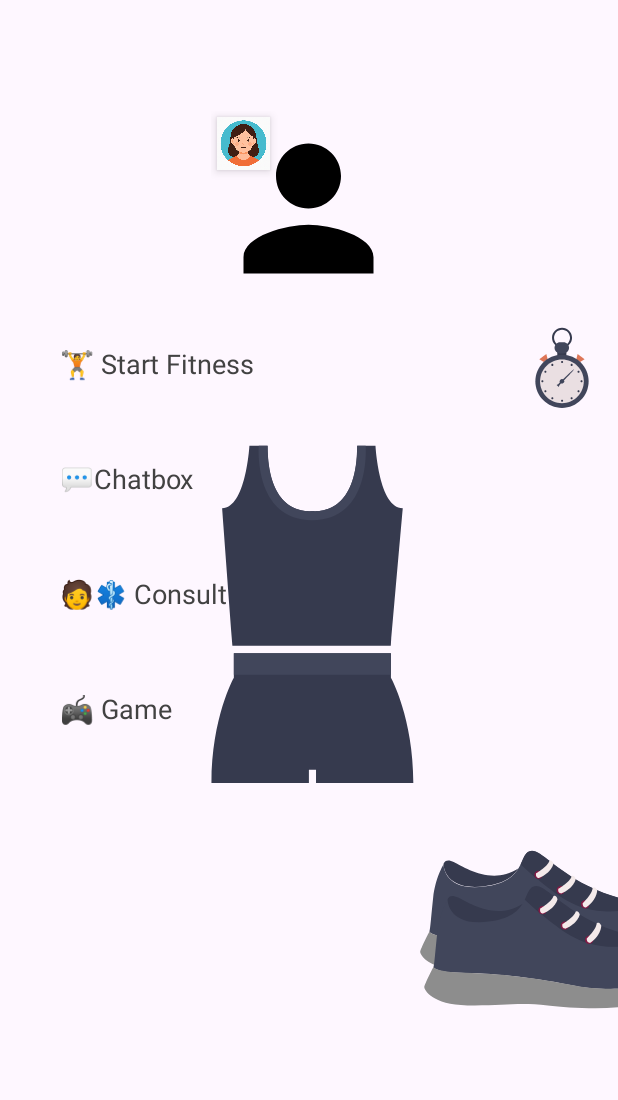
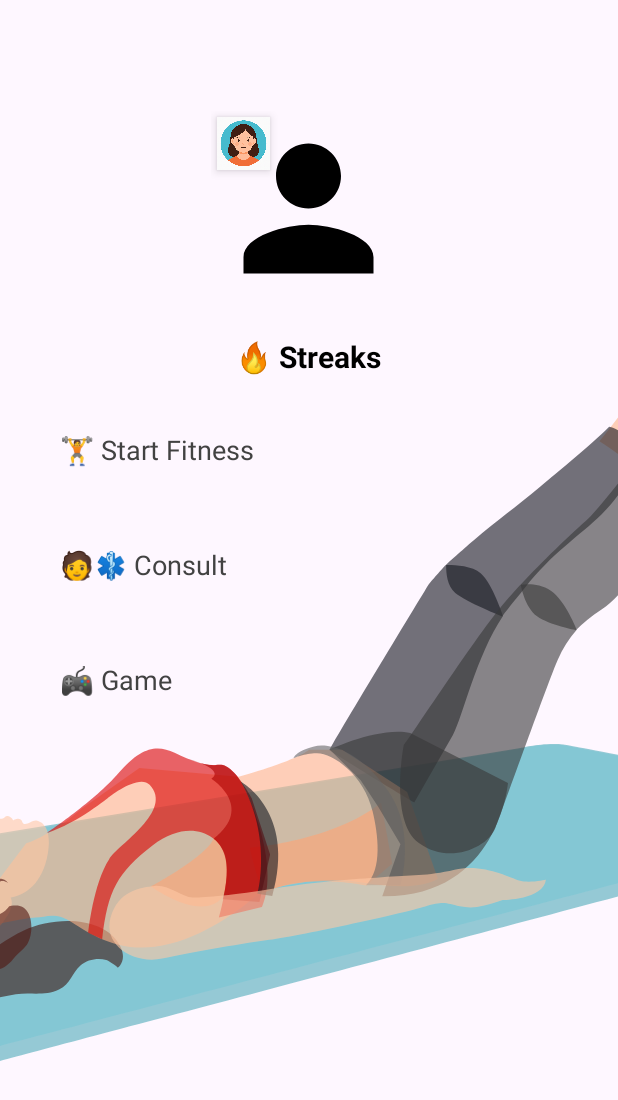
Before and after one commit to drishtisaini/FitU, an Android app: the ProfileActivity screen opened directly, with no data from a screen before it, on a phone screen of 412 x 824 dp. Shown: the top 1100 px of the screen. Run offline under Robolectric (Android 15) with nearby library versions, the light colour scheme and no system bars; our stand-ins replace CircleImageView.

Commit message:
✨ UI updated, animation and streaks added

```diff
--- a/app/src/main/java/com/igdtuw/myapplication/ProfileActivity.kt
+++ b/app/src/main/java/com/igdtuw/myapplication/ProfileActivity.kt
@@ -6,7 +6,6 @@ import android.net.Uri
 import android.os.Bundle
 import android.provider.MediaStore
 import android.widget.TextView
-import android.widget.Button
 import android.widget.ImageView
 import android.widget.Toast
 import androidx.appcompat.app.AppCompatActivity
@@ -27,39 +26,35 @@ class ProfileActivity : AppCompatActivity() {
         editIcon = findViewById(R.id.editIcon)
 
         val startFitnessButton = findViewById<TextView>(R.id.btnfitness)
-        val chatboxButton = findViewById<TextView>(R.id.btnchatbox)
         val consultButton = findViewById<TextView>(R.id.btnconsult)
         val gameButton = findViewById<TextView>(R.id.btngame)
-        val editIcon = findViewById<ImageView>(R.id.editIcon)
+        val streaksButton = findViewById<TextView>(R.id.btnstreaks)
 
-        // Lottie background (already auto playing in XML)
         val lottieBackground = findViewById<LottieAnimationView>(R.id.lottieBackground)
 
-        // Select profile picture from gallery
         editIcon.setOnClickListener {
             val intent = Intent(Intent.ACTION_PICK, MediaStore.Images.Media.EXTERNAL_CONTENT_URI)
             startActivityForResult(intent, PICK_IMAGE_REQUEST)
         }
 
-        // Button click actions (replace with your activities)
         startFitnessButton.setOnClickListener {
-            Toast.makeText(this, "Opening Fitness Page...", Toast.LENGTH_LONG).show()
+            Toast.makeText(this, "Opening Fitness Page...", Toast.LENGTH_SHORT).show()
             // startActivity(Intent(this, FitnessActivity::class.java))
         }
 
-        chatboxButton.setOnClickListener {
-            Toast.makeText(this, "Opening Chatbox...", Toast.LENGTH_LONG).show()
-            // startActivity(Intent(this, ChatActivity::class.java))
-        }
-
         consultButton.setOnClickListener {
-            Toast.makeText(this, "Opening Consult...", Toast.LENGTH_LONG).show()
+            Toast.makeText(this, "Opening Consult...", Toast.LENGTH_SHORT).show()
             // startActivity(Intent(this, ConsultActivity::class.java))
         }
 
         gameButton.setOnClickListener {
-            Toast.makeText(this, "Opening Game...", Toast.LENGTH_LONG).show()
+            Toast.makeText(this, "Opening Game...", Toast.LENGTH_SHORT).show()
             // startActivity(Intent(this, GameActivity::class.java))
+        }
+
+        streaksButton.setOnClickListener {
+            Toast.makeText(this, "Opening Streaks...", Toast.LENGTH_SHORT).show()
+            // startActivity(Intent(this, StreaksActivity::class.java))
         }
     }
 
--- a/app/src/main/res/layout/activity_profile.xml
+++ b/app/src/main/res/layout/activity_profile.xml
@@ -16,12 +16,9 @@ tools:context=".ProfileActivity">
         app:lottie_rawRes="@raw/fitness_animation"
         app:lottie_autoPlay="true"
         app:lottie_loop="true"
-        android:scaleType="centerCrop" />
-
-
-
-
-
+        android:scaleType="centerCrop"
+        android:alpha="0.6"
+        android:translationY="50dp"/>
 
     <ScrollView
         android:layout_width="match_parent"
@@ -45,7 +42,6 @@ tools:context=".ProfileActivity">
                     android:layout_width="match_parent"
                     android:layout_height="match_parent"
                     android:src="@drawable/ic_user"
-
                     android:scaleType="centerCrop" />
 
                 <ImageView
@@ -57,8 +53,21 @@ tools:context=".ProfileActivity">
                     android:background="@drawable/your_default_avatar"
                     android:elevation="4dp" />
 
+            </RelativeLayout>
 
-            </RelativeLayout>
+
+            <TextView
+                android:id="@+id/btnstreaks"
+                android:layout_width="wrap_content"
+                android:layout_height="wrap_content"
+                android:text="🔥 Streaks"
+                android:textSize="20sp"
+                android:textColor="@color/black"
+                android:layout_marginTop="20dp"
+                android:layout_marginBottom="10dp"
+                android:textStyle="bold" />
+
+
 
             <TextView
                 android:id="@+id/btnfitness"
@@ -66,20 +75,7 @@ tools:context=".ProfileActivity">
                 android:text="🏋️ Start Fitness"
                 android:textColor="@color/cardview_dark_background"
                 android:scaleType="centerCrop"
-                android:contextClickable="true"
-                />
-
-            <TextView
-                android:id="@+id/btnchatbox"
-                style="@style/ProfileButton"
-                android:text="💬Chatbox"
-                android:textColor="@color/cardview_dark_background"
-                android:scaleType="centerCrop"
-                android:contextClickable="true"
-                />
-
-
-
+                android:contextClickable="true" />
 
             <TextView
                 android:id="@+id/btnconsult"
@@ -87,9 +83,7 @@ tools:context=".ProfileActivity">
                 android:text="🧑‍⚕️ Consult"
                 android:textColor="@color/cardview_dark_background"
                 android:scaleType="centerCrop"
-                android:contextClickable="true"
-                />
-
+                android:contextClickable="true" />
 
             <TextView
                 android:id="@+id/btngame"
@@ -98,7 +92,7 @@ tools:context=".ProfileActivity">
                 android:textColor="@color/cardview_dark_background"
                 android:scaleType="centerCrop"
                 android:contextClickable="true"
-                android:textFontWeight="@integer/material_motion_duration_long_1"/>
+                android:textFontWeight="@integer/material_motion_duration_long_1" />
 
         </LinearLayout>
     </ScrollView>
```
Also changed, not shown: app/src/main/java/com/igdtuw/myapplication/StreaksActivity.kt (added, +44 -0 lines), app/src/main/res/layout/activity_streaks.xml (added, +39 -0 lines), app/src/main/res/raw/fitness_animation.json (+1 -1 lines). Lines whose indentation alone changed are shown as unchanged.
